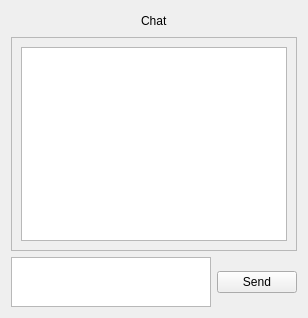
Before: the Qt Designer form ihm/CustomWidgets/chatroom.ui in bmael/DameGame, drawn with Qt 5.
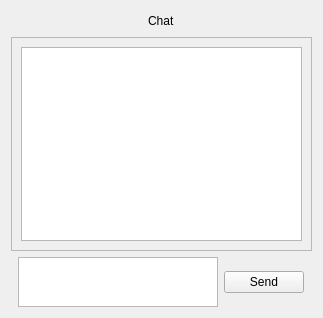
After: the same form once the commit is applied.

```diff
--- a/ihm/CustomWidgets/chatroom.ui
+++ b/ihm/CustomWidgets/chatroom.ui
@@ -10,6 +10,12 @@
     <height>318</height>
    </rect>
   </property>
+  <property name="sizePolicy">
+   <sizepolicy hsizetype="Preferred" vsizetype="Expanding">
+    <horstretch>0</horstretch>
+    <verstretch>0</verstretch>
+   </sizepolicy>
+  </property>
   <property name="windowTitle">
    <string>Form</string>
   </property>
@@ -61,13 +67,17 @@
        <rect>
         <x>0</x>
         <y>0</y>
-        <width>283</width>
-        <height>210</height>
+        <width>291</width>
+        <height>222</height>
        </rect>
       </property>
       <layout class="QVBoxLayout" name="verticalLayout">
        <item>
-        <widget class="QTextBrowser" name="chatTextBrowser"/>
+        <widget class="QTextBrowser" name="chatTextBrowser">
+         <property name="autoFillBackground">
+          <bool>false</bool>
+         </property>
+        </widget>
        </item>
       </layout>
      </widget>
@@ -75,6 +85,12 @@
    </item>
    <item>
     <layout class="QHBoxLayout" name="horizontalLayout">
+     <property name="leftMargin">
+      <number>7</number>
+     </property>
+     <property name="rightMargin">
+      <number>8</number>
+     </property>
      <item>
       <widget class="QTextEdit" name="chatTextEdit">
        <property name="sizePolicy">
```
